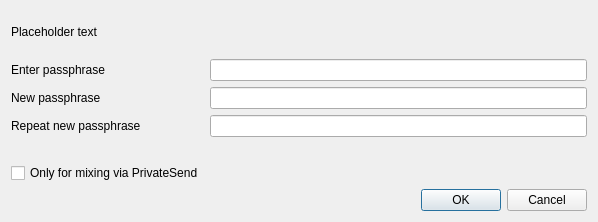
First picture: the form in src/qt/forms/askpassphrasedialog.ui, repository qyno/qynocoin, before the edit.
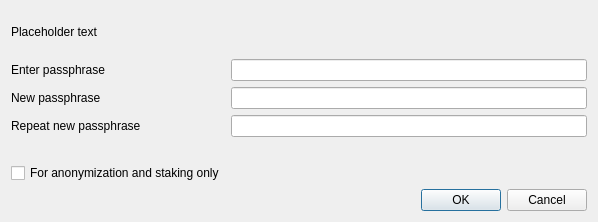
Second picture: the form after the edit.

Diff of the .ui file:
```diff
--- a/src/qt/forms/askpassphrasedialog.ui
+++ b/src/qt/forms/askpassphrasedialog.ui
@@ -117,7 +117,7 @@
         <string>Serves to disable the trivial sendmoney when OS account compromised. Provides no real security.</string>
        </property>
        <property name="text">
-        <string>Only for mixing via PrivateSend</string>
+        <string>For anonymization and staking only</string>
        </property>
        <property name="visible">
         <bool>false</bool>
```
Left out of the diff: 2 changed lines with no effect on the pictures.
